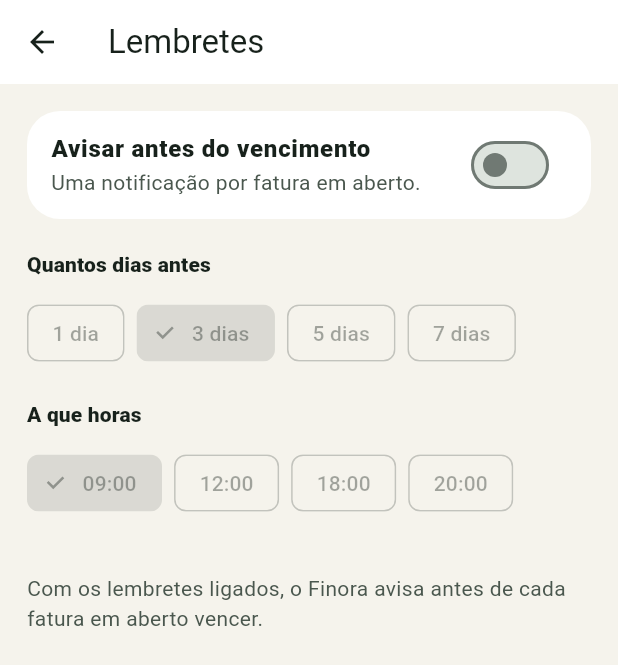
After one commit to Guilherme-ctrl/fidora, a Flutter app: the screen it shows after launch, item 5 of the bottom bar chosen, scrolled down 947 dp, after a tap on "Lembretes", on a phone screen of 412 x 824 dp. The commit adds this screen. Shown: the top 665 px of the screen. Run offline on Flutter 3.47's test engine with Material 3 defaults, Android fonts, the phone set to English and light mode, and no system bars; our stand-ins replace fl_chart, flutter_local_notifications, flutter_riverpod, share_plus, shared_preferences, supabase_flutter and 1 more; missing offline and left inert: file_selector; accounts and stored records are empty.

Commit message:
Add invoice due-date reminders
Closes the last phase-3 item: local notifications a few days before each
open invoice comes due.

- lib/domain/reminders.dart derives the whole reminder set from the
  snapshot. Paid invoices, empty invoices and fire times already in the
  past drop out. Sync replaces rather than appends, so a paid or re-dated
  invoice loses its notification instead of buzzing anyway.
- daysBefore is carried, not derived. Subtracting dueDate from fireAt
  truncates, because they differ by whole days plus the chosen hour:
  three days before at 09:00 measures as 2 days 15 hours, and the copy
  promised a day that had already gone. Two tests caught this.
- The settings screen asks for permission only when the switch is turned
  on, and leaves it off when the prompt comes back denied, so the switch
  cannot sit on while nothing fires. It previews what is scheduled,
  because everything else on that screen is a promise about the future.
- The shell reschedules on every fresh snapshot: paying an invoice
  happens elsewhere, and the settings screen only runs when opened.
- AppDelegate sets the UNUserNotificationCenter delegate so a reminder
  that fires with Finora open is not delivered silently.

Verified: 275 tests pass, analyze clean, and the app boots on web with
the plugin present. NOT verified: delivery on a real iPhone — the
permission prompt, the system notification and the AppDelegate change
have never run on a device.

Co-Authored-By: Claude Sonnet 5 <noreply@anthropic.com>

```diff
--- a/lib/presentation/app_shell.dart
+++ b/lib/presentation/app_shell.dart
@@ -1,4 +1,5 @@
 import 'package:financeiro_ai/application/providers.dart';
+import 'package:financeiro_ai/application/reminder_service.dart';
 import 'package:financeiro_ai/core/theme.dart';
 import 'package:financeiro_ai/domain/analytics.dart';
 import 'package:financeiro_ai/domain/load_failure.dart';
@@ -58,8 +59,24 @@ class _AppShellState extends ConsumerState<AppShell> {
 
   /// The tabs whose contents depend on the selected period.
   static const _periodAware = {0, 1, 2, 3};
+
+  /// Rescheduling on every fresh snapshot is what keeps a paid or re-dated
+  /// invoice from still buzzing: the reminders screen only runs when someone
+  /// opens it, and paying a fatura happens somewhere else entirely.
+  Future<void> _syncReminders(FinanceSnapshot snapshot) async {
+    final service = ref.read(reminderServiceProvider);
+    if (!ReminderService.isSupported) return;
+    final settings = await service.loadSettings();
+    if (!settings.enabled) return;
+    await service.sync(snapshot, settings, money: currency.format);
+  }
+
   @override
   Widget build(BuildContext context) {
+    ref.listen(financeSnapshotProvider, (_, next) {
+      final data = next.value;
+      if (data != null) _syncReminders(data);
+    });
     final state = ref.watch(financeSnapshotProvider);
     final wide = MediaQuery.sizeOf(context).width >= 900;
     // Keeping the last snapshot on screen while a reload runs is what stops the
--- a/lib/presentation/pages/more_page.dart
+++ b/lib/presentation/pages/more_page.dart
@@ -8,6 +8,7 @@ import 'package:financeiro_ai/domain/models.dart';
 import 'package:financeiro_ai/domain/analytics.dart';
 import 'package:financeiro_ai/presentation/pages/merchant_rules_page.dart';
 import 'package:financeiro_ai/presentation/pages/projection_page.dart';
+import 'package:financeiro_ai/presentation/pages/reminders_page.dart';
 import 'package:financeiro_ai/presentation/pages/review_queue_page.dart';
 import 'package:financeiro_ai/presentation/pages/accounts_page.dart';
 import 'package:financeiro_ai/presentation/pages/data_page.dart';
@@ -233,6 +234,18 @@ class MorePage extends ConsumerWidget {
                 onTap: () => Navigator.of(context).push(
                   MaterialPageRoute<void>(
                     builder: (_) => HoldersPage(snapshot: snapshot),
+                  ),
+                ),
+              ),
+              _OperationTile(
+                icon: Icons.notifications_active_rounded,
+                color: const Color(0xFFA8763E),
+                title: 'Lembretes',
+                subtitle: 'Avisar antes de a fatura vencer',
+                tooltip: 'Configurar notificações de vencimento',
+                onTap: () => Navigator.of(context).push(
+                  MaterialPageRoute<void>(
+                    builder: (_) => RemindersPage(snapshot: snapshot),
                   ),
                 ),
               ),
--- /dev/null
+++ b/lib/presentation/pages/reminders_page.dart
@@ -0,0 +1,306 @@
+import 'package:financeiro_ai/application/reminder_service.dart';
+import 'package:financeiro_ai/core/theme.dart';
+import 'package:financeiro_ai/domain/models.dart';
+import 'package:financeiro_ai/domain/reminders.dart';
+import 'package:financeiro_ai/presentation/widgets/common.dart';
+import 'package:flutter/material.dart';
+import 'package:flutter_riverpod/flutter_riverpod.dart';
+
+/// Turns invoice due dates into notifications on this phone.
+class RemindersPage extends ConsumerStatefulWidget {
+  const RemindersPage({super.key, required this.snapshot});
+  final FinanceSnapshot snapshot;
+
+  @override
+  ConsumerState<RemindersPage> createState() => _RemindersPageState();
+}
+
+class _RemindersPageState extends ConsumerState<RemindersPage> {
+  ReminderSettings? _settings;
+  bool _busy = false;
+
+  /// Set when the person turned reminders on but the system prompt came back
+  /// denied — without this the switch would sit on while nothing would fire.
+  bool _permissionDenied = false;
+
+  @override
+  void initState() {
+    super.initState();
+    _load();
+  }
+
+  Future<void> _load() async {
+    final settings = await ref.read(reminderServiceProvider).loadSettings();
+    if (mounted) setState(() => _settings = settings);
+  }
+
+  @override
+  Widget build(BuildContext context) {
+    final settings = _settings;
+
+    return Scaffold(
+      appBar: AppBar(title: const Text('Lembretes')),
+      body: settings == null
+          ? const Center(child: CircularProgressIndicator())
+          : ListView(
+              padding: const EdgeInsets.fromLTRB(18, 18, 18, 36),
+              children: [
+                if (!ReminderService.isSupported)
+                  _Note(
+                    text:
+                        'Lembretes só funcionam no aplicativo do celular. Esta '
+                        'sessão está no navegador, onde o aviso dependeria da '
+                        'aba continuar aberta.',
+                    color: context.palette.inkMuted,
+                  )
+                else ...[
+                  Card(
+                    child: SwitchListTile(
+                      value: settings.enabled,
+                      title: const Text(
+                        'Avisar antes do vencimento',
+                        style: TextStyle(fontWeight: FontWeight.w800),
+                      ),
+                      subtitle: Text(
+                        'Uma notificação por fatura em aberto.',
+                        style: TextStyle(color: context.palette.inkMuted),
+                      ),
+                      onChanged: _busy ? null : _toggle,
+                    ),
+                  ),
+                  if (_permissionDenied)
+                    _Note(
+                      text:
+                          'As notificações estão bloqueadas para o Finora. '
+                          'Libere em Ajustes › Notificações e volte aqui.',
+                      color: context.palette.danger,
+                    ),
+                  const SizedBox(height: 20),
+                  _Section(
+                    title: 'Quantos dias antes',
+                    child: Wrap(
+                      spacing: 8,
+                      children: [1, 3, 5, 7]
+                          .map(
+                            (days) => ChoiceChip(
+                              label: Text(days == 1 ? '1 dia' : '$days dias'),
+                              selected: settings.daysBefore == days,
+                              onSelected: settings.enabled && !_busy
+                                  ? (_) => _apply(
+                                      settings.copyWith(daysBefore: days),
+                                    )
+                                  : null,
+                            ),
+                          )
+                          .toList(),
+                    ),
+                  ),
+                  const SizedBox(height: 20),
+                  _Section(
+                    title: 'A que horas',
+                    child: Wrap(
+                      spacing: 8,
+                      children: [9, 12, 18, 20]
+                          .map(
+                            (hour) => ChoiceChip(
+                              label: Text(
+                                '${hour.toString().padLeft(2, '0')}:00',
+                              ),
+                              selected: settings.hour == hour,
+                              onSelected: settings.enabled && !_busy
+                                  ? (_) =>
+                                        _apply(settings.copyWith(hour: hour))
+                                  : null,
+                            ),
+                          )
+                          .toList(),
+                    ),
+                  ),
+                  const SizedBox(height: 24),
+                  _Preview(snapshot: widget.snapshot, settings: settings),
+                ],
+              ],
+            ),
+    );
+  }
+
+  Future<void> _toggle(bool value) async {
+    final service = ref.read(reminderServiceProvider);
+    setState(() => _busy = true);
+
+    if (value) {
+      // Asking here, rather than at launch, means the system prompt arrives
+      // right after the person said what it is for.
+      final granted = await service.requestPermission();
+      if (!granted) {
+        if (mounted) {
+          setState(() {
+            _busy = false;
+            _permissionDenied = true;
+          });
+        }
+        return;
+      }
+    }
+
+    await _apply(
+      _settings!.copyWith(enabled: value),
+      clearPermissionWarning: true,
+    );
+  }
+
+  Future<void> _apply(
+    ReminderSettings settings, {
+    bool clearPermissionWarning = false,
+  }) async {
+    final service = ref.read(reminderServiceProvider);
+    setState(() {
+      _settings = settings;
+      _busy = true;
+      if (clearPermissionWarning) _permissionDenied = false;
+    });
+
+    await service.saveSettings(settings);
+    final scheduled = await service.sync(
+      widget.snapshot,
+      settings,
+      money: currency.format,
+    );
+
+    if (!mounted) return;
+    setState(() => _busy = false);
+    ScaffoldMessenger.of(context).showSnackBar(
+      SnackBar(
+        content: Text(
+          !settings.enabled
+              ? 'Lembretes desligados.'
+              : scheduled == 0
+              ? 'Nenhuma fatura em aberto para avisar por enquanto.'
+              : scheduled == 1
+              ? '1 lembrete agendado.'
+              : '$scheduled lembretes agendados.',
+        ),
+      ),
+    );
+  }
+}
+
+/// What the current choice would actually schedule.
+///
+/// Shown because everything else on this screen is a promise about the future:
+/// without the list, the only way to find out whether anything was scheduled
+/// would be to wait for the day to arrive.
+class _Preview extends StatelessWidget {
+  const _Preview({required this.snapshot, required this.settings});
+  final FinanceSnapshot snapshot;
+  final ReminderSettings settings;
+
+  @override
+  Widget build(BuildContext context) {
+    if (!settings.enabled) {
+      return _Note(
+        text:
+            'Com os lembretes ligados, o Finora avisa antes de cada fatura em '
+            'aberto vencer.',
+        color: context.palette.inkMuted,
+      );
+    }
+
+    final reminders = dueReminders(
+      snapshot,
+      daysBefore: settings.daysBefore,
+      hour: settings.hour,
+    );
+
+    if (reminders.isEmpty) {
+      return _Note(
+        text:
+            'Nada agendado: não há fatura em aberto cujo aviso ainda esteja no '
+            'futuro. Assim que a próxima fechar, o lembrete aparece aqui.',
+        color: context.palette.inkMuted,
+      );
+    }
+
+    return _Section(
+      title: 'O que está agendado',
+      child: Column(
+        crossAxisAlignment: CrossAxisAlignment.stretch,
+        children: reminders
+            .map(
+              (reminder) => Padding(
+                padding: const EdgeInsets.only(bottom: 12),
+                child: Row(
+                  crossAxisAlignment: CrossAxisAlignment.start,
+                  children: [
+                    Icon(
+                      Icons.notifications_active_rounded,
+                      size: 18,
+                      color: context.palette.brand,
+                    ),
+                    const SizedBox(width: 10),
+                    Expanded(
+                      child: Column(
+                        crossAxisAlignment: CrossAxisAlignment.start,
+                        children: [
+                          Text(
+                            reminderTitle(reminder),
+                            style: const TextStyle(
+                              fontWeight: FontWeight.w700,
+                              fontSize: 14,
+                            ),
+                          ),
+                          const SizedBox(height: 2),
+                          Text(
+                            '${longDate.format(reminder.fireAt)} às '
+                            '${reminder.fireAt.hour.toString().padLeft(2, '0')}:00'
+                            ' · ${currency.format(reminder.total)}',
+                            style: TextStyle(
+                              color: context.palette.inkSubtle,
+                              fontSize: 12.5,
+                            ),
+                          ),
+                        ],
+                      ),
+                    ),
+                  ],
+                ),
+              ),
+            )
+            .toList(),
+      ),
+    );
+  }
+}
+
+class _Section extends StatelessWidget {
+  const _Section({required this.title, required this.child});
+  final String title;
+  final Widget child;
+
+  @override
+  Widget build(BuildContext context) => Column(
+    crossAxisAlignment: CrossAxisAlignment.start,
+    children: [
+      Text(
+        title,
+        style: Theme.of(
+          context,
+        ).textTheme.titleSmall?.copyWith(fontWeight: FontWeight.w800),
+      ),
+      const SizedBox(height: 12),
+      child,
+    ],
+  );
+}
+
+class _Note extends StatelessWidget {
+  const _Note({required this.text, required this.color});
+  final String text;
+  final Color color;
+
+  @override
+  Widget build(BuildContext context) => Padding(
+    padding: const EdgeInsets.symmetric(vertical: 12),
+    child: Text(text, style: TextStyle(color: color, height: 1.45)),
+  );
+}
--- a/pubspec.yaml
+++ b/pubspec.yaml
@@ -42,6 +42,9 @@ dependencies:
   file_selector: ^1.1.0
   crypto: ^3.0.7
   share_plus: ^13.3.0
+  flutter_local_notifications: ^22.3.0
+  timezone: ^0.11.1
+  shared_preferences: ^2.5.5
 
 dev_dependencies:
   flutter_test:
```
Also changed, not shown: lib/application/reminder_service.dart (added, +160 -0 lines), lib/domain/reminders.dart (added, +89 -0 lines), .claude/launch.json (added), pubspec.lock, 3 other files.
